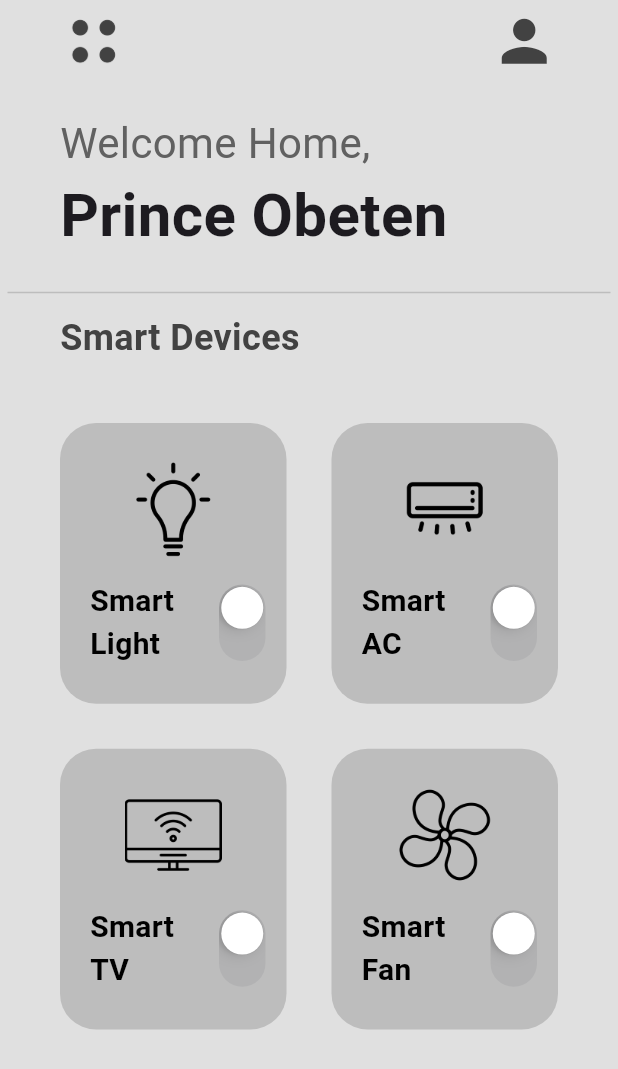
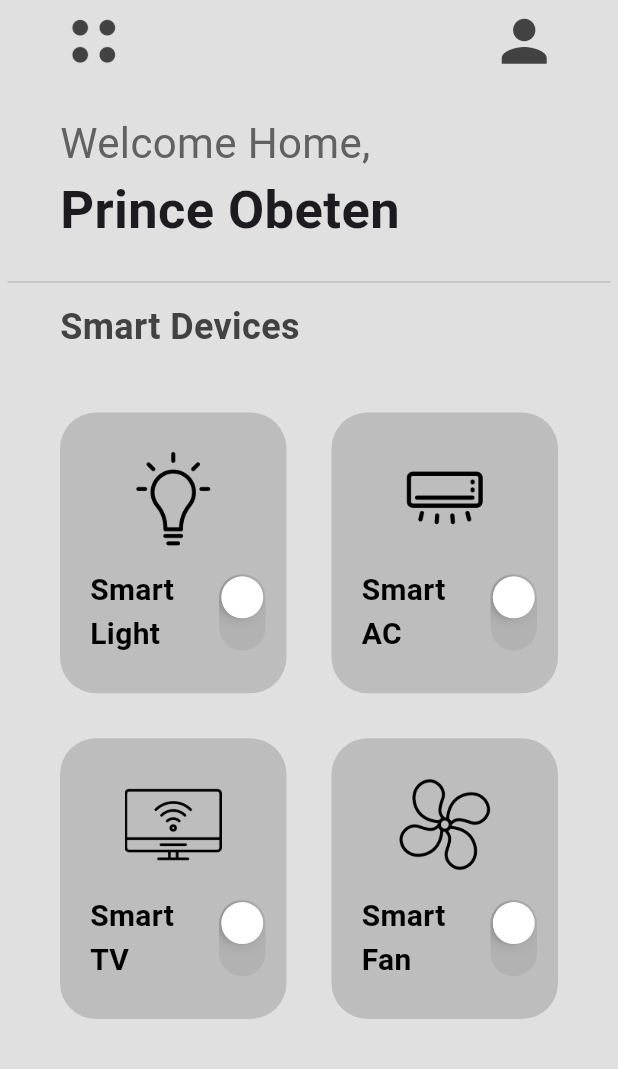
Before and after one commit to Princeobeten/flutterDev_Smart_Home_UI, a Flutter app: the screen it shows after launch, on a phone screen of 412 x 824 dp. Shown: the top 1069 px of the screen. Run offline on Flutter 3.47's test engine with Material 3 defaults, Android fonts, the light colour scheme and no system bars.

Commit message:
Update home_page.dart

```diff
--- a/lib/pages/home_page.dart
+++ b/lib/pages/home_page.dart
@@ -58,7 +58,7 @@ class _HomePageState extends State<HomePage> {
              child: Column( crossAxisAlignment: CrossAxisAlignment.start,
               children: [
                 Text("Welcome Home,", style: TextStyle(fontSize: 28, color: Colors.grey[700]),),
-                const Text("Prince Obeten", style: TextStyle(fontSize: 40, fontWeight: FontWeight.bold),),
+                const Text("Prince Obeten", style: TextStyle(fontSize: 35, fontWeight: FontWeight.bold),),
               ],
              ),
            ), const SizedBox(height: 10),
```
